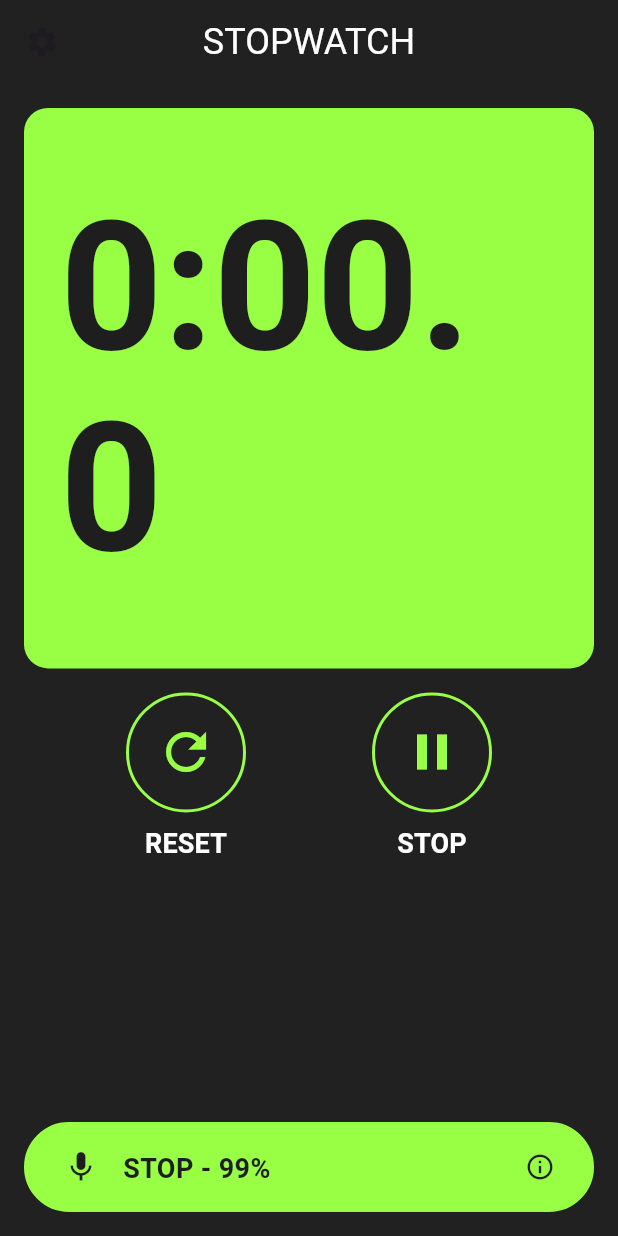
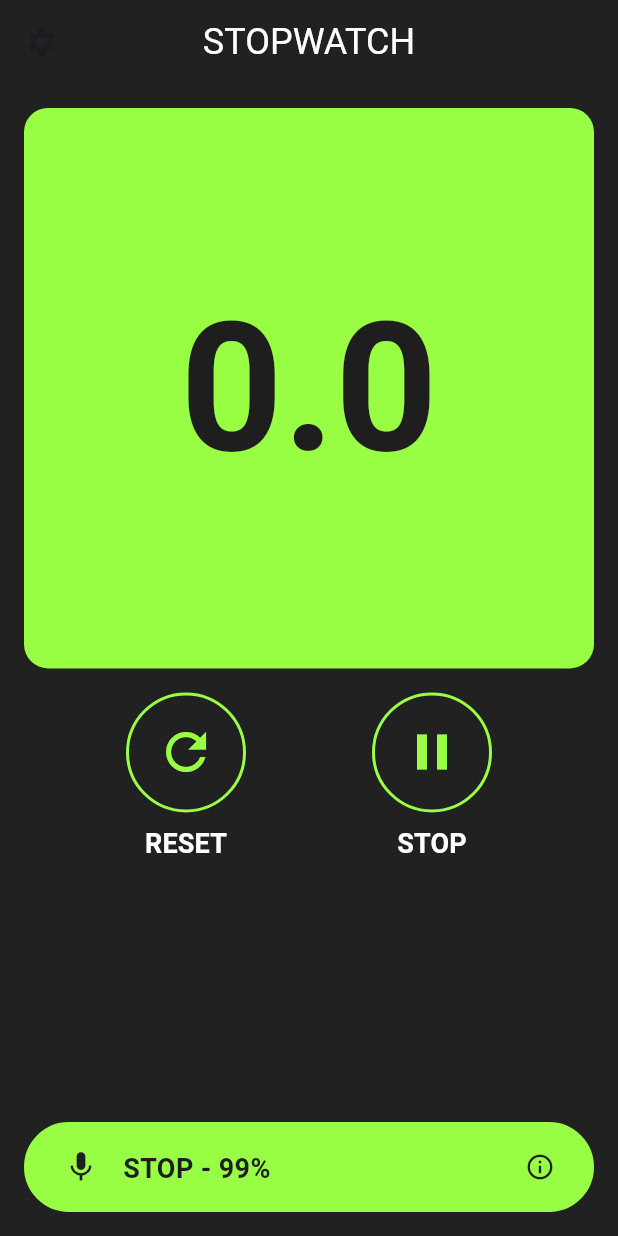
Before and after one commit to ArslanYousaf12/app_with_llm, a Flutter app: the screen it shows after launch, after a tap on the "play arrow" icon, on a phone screen of 412 x 824 dp. Run offline on Flutter 3.47's test engine with Material 3 defaults, Android fonts, the phone set to English and light mode, and no system bars; our stand-ins replace audioplayers, permission_handler, speech_to_text; Roboto replaces fonts that are missing (BebasNeue).

Commit message:
Refactor TimerDisplay time formatting for improved precision; update TimerPage settings button to use IconButton

```diff
--- a/lib/features/timer/timer_display.dart
+++ b/lib/features/timer/timer_display.dart
@@ -29,13 +29,8 @@ class _TimerDisplayState extends State<TimerDisplay>
   }
 
   String _formatTime(Duration duration) {
-    final totalSeconds = duration.inSeconds;
-    final minutes = totalSeconds ~/ 60;
-    final seconds = totalSeconds % 60;
-    final milliseconds = duration.inMilliseconds % 1000;
-    final tenths = (milliseconds / 100).floor();
-
-    return '$minutes:${seconds.toString().padLeft(2, '0')}.$tenths';
+    final totalSeconds = duration.inMilliseconds / 1000.0;
+    return totalSeconds.toStringAsFixed(1);
   }
 
   @override
--- a/lib/features/timer/timer_page.dart
+++ b/lib/features/timer/timer_page.dart
@@ -34,7 +34,12 @@ class _TimerPageState extends State<TimerPage> {
   Widget build(BuildContext context) {
     return Scaffold(
       appBar: AppBar(
-        leading: const Icon(Icons.settings),
+        leading: IconButton(
+          icon: const Icon(Icons.settings),
+          onPressed: () {
+            // TODO: Navigate to settings page
+          },
+        ),
         title: const Text('STOPWATCH'),
         centerTitle: true,
       ),
```
